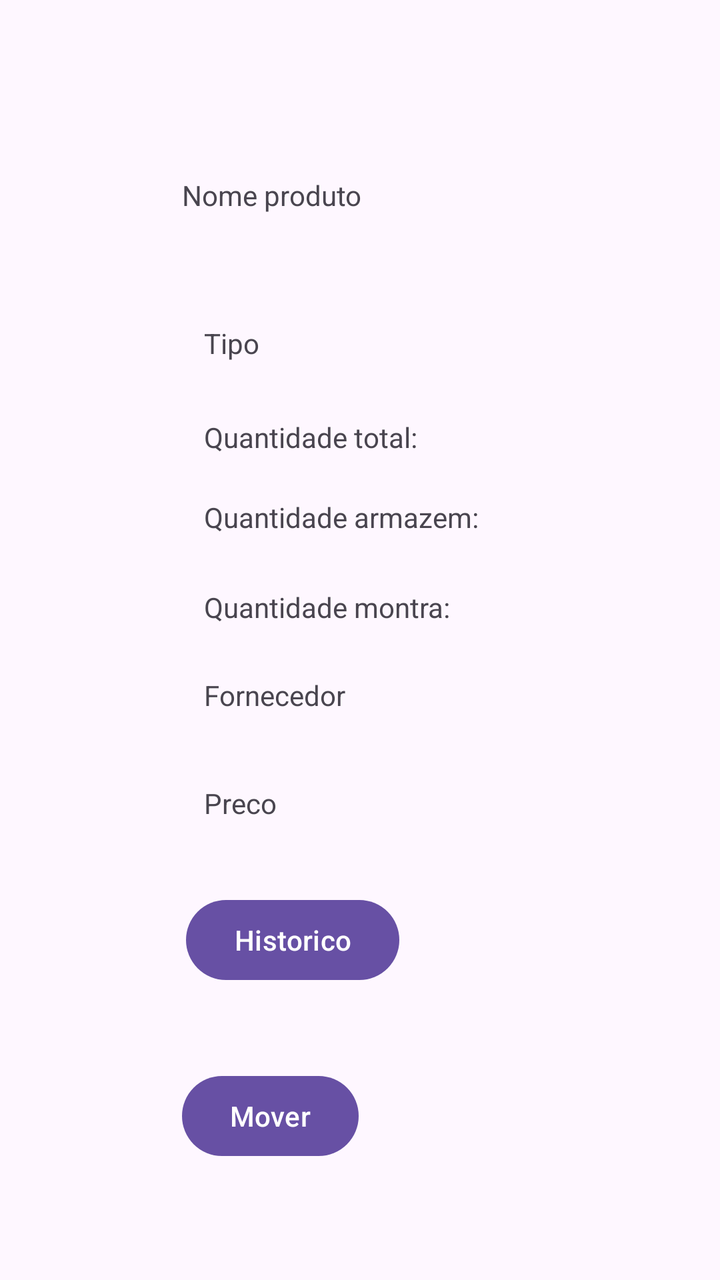
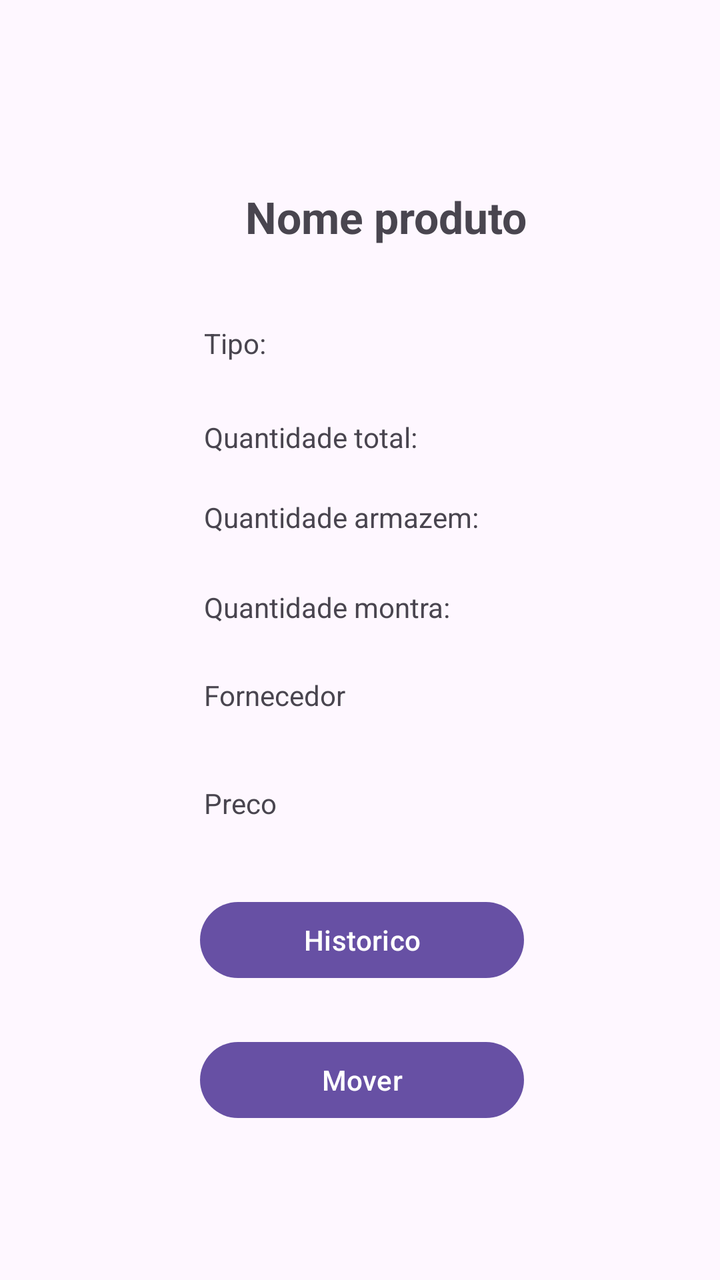

The first picture is an Android layout as it rendered before a commit; the second is the same layout after the commit. The layout source and the unified diff follow.
<!-- AndroidManifest.xml: application theme Theme.ProjectDroid_1220893_1241190 -->
<!-- res/layout/activity_acoes_produto.xml -->
<?xml version="1.0" encoding="utf-8"?>
<androidx.constraintlayout.widget.ConstraintLayout xmlns:android="http://schemas.android.com/apk/res/android"
    xmlns:app="http://schemas.android.com/apk/res-auto"
    xmlns:tools="http://schemas.android.com/tools"
    android:id="@+id/main"
    android:layout_width="match_parent"
    android:layout_height="match_parent"
    tools:context=".ui.AcoesProduto">

    <TextView
        android:id="@+id/quantidadeMontra"
        android:layout_width="164dp"
        android:layout_height="31dp"
        android:layout_marginStart="102dp"
        android:layout_marginTop="14dp"
        android:text="Quantidade montra:"
        app:layout_constraintStart_toStartOf="parent"
        app:layout_constraintTop_toBottomOf="@+id/quantiadeArmazem" />

    <TextView
        android:id="@+id/nomeProduto"
        android:layout_width="204dp"
        android:layout_height="41dp"
        android:layout_marginStart="91dp"
        android:layout_marginTop="88dp"
        android:text="Nome produto"
        app:layout_constraintStart_toStartOf="parent"
        app:layout_constraintTop_toTopOf="parent" />

    <TextView
        android:id="@+id/quantidadeTotal"
        android:layout_width="164dp"
        android:layout_height="31dp"
        android:layout_marginStart="102dp"
        android:layout_marginTop="16dp"
        android:text="Quantidade total:"
        app:layout_constraintStart_toStartOf="parent"
        app:layout_constraintTop_toBottomOf="@+id/tipoDoProduto" />

    <TextView
        android:id="@+id/tipoDoProduto"
        android:layout_width="164dp"
        android:layout_height="31dp"
        android:layout_marginStart="102dp"
        android:layout_marginTop="33dp"
        android:text="Tipo"
        app:layout_constraintStart_toStartOf="parent"
        app:layout_constraintTop_toBottomOf="@+id/nomeProduto" />

    <TextView
        android:id="@+id/quantiadeArmazem"
        android:layout_width="164dp"
        android:layout_height="31dp"
        android:layout_marginStart="102dp"
        android:layout_marginTop="9dp"
        android:text="Quantidade armazem:"
        app:layout_constraintStart_toStartOf="parent"
        app:layout_constraintTop_toBottomOf="@+id/quantidadeTotal" />

    <TextView
        android:id="@+id/fornecedorProduto"
        android:layout_width="164dp"
        android:layout_height="31dp"
        android:layout_marginStart="102dp"
        android:layout_marginTop="13dp"
        android:text="Fornecedor"
        app:layout_constraintStart_toStartOf="parent"
        app:layout_constraintTop_toBottomOf="@+id/quantidadeMontra" />

    <TextView
        android:id="@+id/precoProduto"
        android:layout_width="164dp"
        android:layout_height="31dp"
        android:layout_marginStart="102dp"
        android:layout_marginTop="23dp"
        android:text="Preco"
        app:layout_constraintStart_toStartOf="parent"
        app:layout_constraintTop_toBottomOf="@+id/fornecedorProduto" />

    <Button
        android:id="@+id/goHistoricoProduto"
        android:layout_width="wrap_content"
        android:layout_height="wrap_content"
        android:layout_marginStart="93dp"
        android:layout_marginTop="23dp"
        android:text="Historico"
        app:layout_constraintStart_toStartOf="parent"
        app:layout_constraintTop_toBottomOf="@+id/precoProduto" />

    <Button
        android:id="@+id/goMoverProduto"
        android:layout_width="wrap_content"
        android:layout_height="wrap_content"
        android:layout_marginStart="91dp"
        android:layout_marginTop="40dp"
        android:text="Mover"
        app:layout_constraintStart_toStartOf="parent"
        app:layout_constraintTop_toBottomOf="@+id/goHistoricoProduto" />
</androidx.constraintlayout.widget.ConstraintLayout>
<!-- resources referenced by this layout -->
<resources>
  <style name="Theme.ProjectDroid_1220893_1241190" parent="Base.Theme.ProjectDroid_1220893_1241190" />
  <style name="Base.Theme.ProjectDroid_1220893_1241190" parent="Theme.Material3.DayNight.NoActionBar">
          
          
      </style>
</resources>

<!-- the commit's change to res/layout/activity_acoes_produto.xml (unified diff, before → after) -->
@@ -23,6 +23,9 @@
         android:layout_height="41dp"
         android:layout_marginStart="91dp"
         android:layout_marginTop="88dp"
+        android:gravity="center"
+        android:textSize="22sp"
+        android:textStyle="bold"
         android:text="Nome produto"
         app:layout_constraintStart_toStartOf="parent"
         app:layout_constraintTop_toTopOf="parent" />
@@ -43,7 +46,7 @@
         android:layout_height="31dp"
         android:layout_marginStart="102dp"
         android:layout_marginTop="33dp"
-        android:text="Tipo"
+        android:text="Tipo:"
         app:layout_constraintStart_toStartOf="parent"
         app:layout_constraintTop_toBottomOf="@+id/nomeProduto" />
 
@@ -79,20 +82,20 @@
 
     <Button
         android:id="@+id/goHistoricoProduto"
-        android:layout_width="wrap_content"
-        android:layout_height="wrap_content"
-        android:layout_marginStart="93dp"
-        android:layout_marginTop="23dp"
+        android:layout_width="162dp"
+        android:layout_height="46dp"
+        android:layout_marginStart="100dp"
+        android:layout_marginTop="24dp"
         android:text="Historico"
         app:layout_constraintStart_toStartOf="parent"
         app:layout_constraintTop_toBottomOf="@+id/precoProduto" />
 
     <Button
         android:id="@+id/goMoverProduto"
-        android:layout_width="wrap_content"
-        android:layout_height="wrap_content"
-        android:layout_marginStart="91dp"
-        android:layout_marginTop="40dp"
+        android:layout_width="162dp"
+        android:layout_height="46dp"
+        android:layout_marginStart="100dp"
+        android:layout_marginTop="24dp"
         android:text="Mover"
         app:layout_constraintStart_toStartOf="parent"
         app:layout_constraintTop_toBottomOf="@+id/goHistoricoProduto" />
